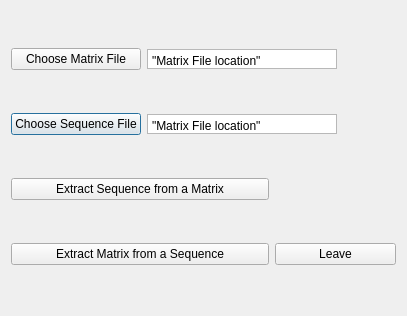
Qt form src/window.ui (TaronSilver/genom) before a commit.
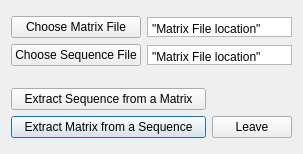
The same form after that commit.

```diff
--- a/src/window.ui
+++ b/src/window.ui
@@ -6,8 +6,8 @@
    <rect>
     <x>0</x>
     <y>0</y>
-    <width>407</width>
-    <height>316</height>
+    <width>303</width>
+    <height>154</height>
    </rect>
   </property>
   <property name="windowTitle">
@@ -17,68 +17,94 @@
    <string>Once you have chosen your sequence file, its location will be shown here.</string>
   </property>
   <layout class="QGridLayout" name="gridLayout_3">
-   <item row="1" column="0">
+   <item row="7" column="0" colspan="2">
+    <widget class="QPushButton" name="matrixFromSequenceButton">
+     <property name="text">
+      <string>Extract Matrix from a Sequence</string>
+     </property>
+    </widget>
+   </item>
+   <item row="3" column="0">
+    <spacer name="verticalSpacer_4">
+     <property name="orientation">
+      <enum>Qt::Vertical</enum>
+     </property>
+     <property name="sizeHint" stdset="0">
+      <size>
+       <width>20</width>
+       <height>40</height>
+      </size>
+     </property>
+    </spacer>
+   </item>
+   <item row="5" column="0">
+    <spacer name="verticalSpacer_3">
+     <property name="orientation">
+      <enum>Qt::Vertical</enum>
+     </property>
+     <property name="sizeHint" stdset="0">
+      <size>
+       <width>20</width>
+       <height>40</height>
+      </size>
+     </property>
+    </spacer>
+   </item>
+   <item row="2" column="0">
     <widget class="QPushButton" name="chooseFasta">
      <property name="text">
       <string>Choose Sequence File</string>
      </property>
     </widget>
    </item>
-   <item row="3" column="2">
+   <item row="7" column="2">
     <widget class="QPushButton" name="buttonLeave">
      <property name="text">
       <string>Leave</string>
      </property>
     </widget>
    </item>
-   <item row="0" column="1" colspan="2">
-    <widget class="QTextBrowser" name="showMatrixLocation">
-     <property name="maximumSize">
-      <size>
-       <width>190</width>
-       <height>20</height>
-      </size>
-     </property>
-     <property name="toolTip">
-      <string>&lt;html&gt;&lt;head/&gt;&lt;body&gt;&lt;p&gt;Once you have chosen your matrix file, its location will be shown here.&lt;/p&gt;&lt;/body&gt;&lt;/html&gt;</string>
-     </property>
-     <property name="verticalScrollBarPolicy">
-      <enum>Qt::ScrollBarAlwaysOff</enum>
-     </property>
-     <property name="horizontalScrollBarPolicy">
-      <enum>Qt::ScrollBarAsNeeded</enum>
-     </property>
-     <property name="html">
-      <string>&lt;!DOCTYPE HTML PUBLIC &quot;-//W3C//DTD HTML 4.0//EN&quot; &quot;http://www.w3.org/TR/REC-html40/strict.dtd&quot;&gt;
-&lt;html&gt;&lt;head&gt;&lt;meta name=&quot;qrichtext&quot; content=&quot;1&quot; /&gt;&lt;style type=&quot;text/css&quot;&gt;
-p, li { white-space: pre-wrap; }
-&lt;/style&gt;&lt;/head&gt;&lt;body style=&quot; font-family:'Sans Serif'; font-size:9pt; font-weight:400; font-style:normal;&quot;&gt;
-&lt;p style=&quot; margin-top:0px; margin-bottom:0px; margin-left:0px; margin-right:0px; -qt-block-indent:0; text-indent:0px;&quot;&gt;&amp;quot;Matrix File location&amp;quot;&lt;/p&gt;&lt;/body&gt;&lt;/html&gt;</string>
-     </property>
-    </widget>
-   </item>
-   <item row="0" column="0">
+   <item row="1" column="0">
     <widget class="QPushButton" name="chooseMatrix">
      <property name="text">
       <string>Choose Matrix File</string>
      </property>
     </widget>
    </item>
-   <item row="3" column="0" colspan="2">
-    <widget class="QPushButton" name="matrixFromSequenceButton">
-     <property name="text">
-      <string>Extract Matrix from a Sequence</string>
+   <item row="1" column="1" colspan="2">
+    <widget class="QTextBrowser" name="showMatrixLocation">
+     <property name="maximumSize">
+      <size>
+       <width>190</width>
+       <height>20</height>
+      </size>
+     </property>
+     <property name="toolTip">
+      <string>&lt;html&gt;&lt;head/&gt;&lt;body&gt;&lt;p&gt;Once you have chosen your matrix file, its location will be shown here.&lt;/p&gt;&lt;/body&gt;&lt;/html&gt;</string>
+     </property>
+     <property name="verticalScrollBarPolicy">
+      <enum>Qt::ScrollBarAlwaysOff</enum>
+     </property>
+     <property name="horizontalScrollBarPolicy">
+      <enum>Qt::ScrollBarAsNeeded</enum>
+     </property>
+     <property name="html">
+      <string>&lt;!DOCTYPE HTML PUBLIC &quot;-//W3C//DTD HTML 4.0//EN&quot; &quot;http://www.w3.org/TR/REC-html40/strict.dtd&quot;&gt;
+&lt;html&gt;&lt;head&gt;&lt;meta name=&quot;qrichtext&quot; content=&quot;1&quot; /&gt;&lt;style type=&quot;text/css&quot;&gt;
+p, li { white-space: pre-wrap; }
+&lt;/style&gt;&lt;/head&gt;&lt;body style=&quot; font-family:'Sans Serif'; font-size:9pt; font-weight:400; font-style:normal;&quot;&gt;
+&lt;p style=&quot; margin-top:0px; margin-bottom:0px; margin-left:0px; margin-right:0px; -qt-block-indent:0; text-indent:0px;&quot;&gt;&amp;quot;Matrix File location&amp;quot;&lt;/p&gt;&lt;/body&gt;&lt;/html&gt;</string>
      </property>
     </widget>
    </item>
-   <item row="2" column="0" colspan="2">
+   <item row="6" column="0" colspan="2">
     <widget class="QPushButton" name="sequenceFromMatrixButton">
      <property name="text">
       <string>Extract Sequence from a Matrix</string>
      </property>
     </widget>
    </item>
-   <item row="1" column="1" colspan="2">
+   <item row="2" column="1" colspan="2">
     <widget class="QTextBrowser" name="showFastaLocation">
      <property name="maximumSize">
       <size>
@@ -104,6 +130,45 @@
      </property>
     </widget>
    </item>
+   <item row="0" column="0">
+    <spacer name="verticalSpacer">
+     <property name="orientation">
+      <enum>Qt::Vertical</enum>
+     </property>
+     <property name="sizeHint" stdset="0">
+      <size>
+       <width>20</width>
+       <height>40</height>
+      </size>
+     </property>
+    </spacer>
+   </item>
+   <item row="8" column="0">
+    <spacer name="verticalSpacer_2">
+     <property name="orientation">
+      <enum>Qt::Vertical</enum>
+     </property>
+     <property name="sizeHint" stdset="0">
+      <size>
+       <width>20</width>
+       <height>40</height>
+      </size>
+     </property>
+    </spacer>
+   </item>
+   <item row="4" column="0">
+    <spacer name="verticalSpacer_5">
+     <property name="orientation">
+      <enum>Qt::Vertical</enum>
+     </property>
+     <property name="sizeHint" stdset="0">
+      <size>
+       <width>20</width>
+       <height>40</height>
+      </size>
+     </property>
+    </spacer>
+   </item>
   </layout>
  </widget>
  <resources/>
```
